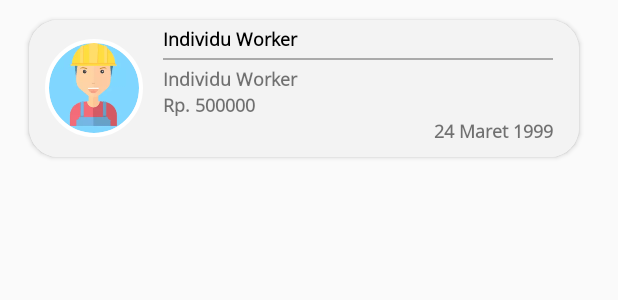
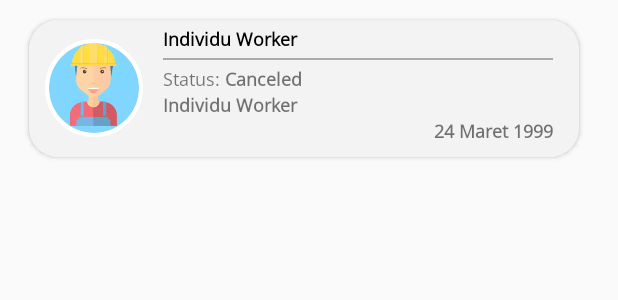
Before and after one commit to RagnaKIZZ/Buruh_ID, an Android app: the layout item_history_order.xml on its own in the app's theme, with its tools: preview values and no code run, on a phone screen of 412 x 824 dp. Shown: the top 300 px of the screen. Run offline under Robolectric (Android 15) with nearby library versions, the phone set to English and light mode, and no system bars.

Commit message:
update 2020-05-18 2

```diff
--- a/app/src/main/java/ahmedt/buruhid/ui/payment/BillAdapter.java
+++ b/app/src/main/java/ahmedt/buruhid/ui/payment/BillAdapter.java
@@ -79,7 +79,7 @@ public class BillAdapter extends RecyclerView.Adapter<BillAdapter.ViewHolder> {
             SimpleDateFormat format = new SimpleDateFormat("yyyy-MM-dd HH:mm:ss");
             try{
                 Date date = format.parse(time);
-                SimpleDateFormat format1 = new SimpleDateFormat("dd-MMM-yyyy");
+                SimpleDateFormat format1 = new SimpleDateFormat("dd-MMM-yyyy HH:mm");
                 String realTime = format1.format(date);
                 genericViewHolder.txtDate.setText(realTime);
             }catch(Exception e){
--- a/app/src/main/java/ahmedt/buruhid/ui/payment/HistoryPaymentAdapter.java
+++ b/app/src/main/java/ahmedt/buruhid/ui/payment/HistoryPaymentAdapter.java
@@ -79,7 +79,7 @@ public class HistoryPaymentAdapter extends RecyclerView.Adapter<HistoryPaymentAd
             SimpleDateFormat format = new SimpleDateFormat("yyyy-MM-dd HH:mm:ss");
             try{
                 Date date = format.parse(time);
-                SimpleDateFormat format1 = new SimpleDateFormat("dd-MMM-yyyy HH:mm");
+                SimpleDateFormat format1 = new SimpleDateFormat("dd-MMM-yyyy");
                 String realTime = format1.format(date);
                 genericViewHolder.txtDate.setText(realTime);
             }catch(Exception e){
--- a/app/src/main/res/layout/item_history_order.xml
+++ b/app/src/main/res/layout/item_history_order.xml
@@ -34,7 +34,7 @@
             android:textColor="@android:color/black"
             android:layout_height="wrap_content"
             tools:text="@string/individu_worker"
-            android:textSize="@dimen/_9sdp"
+            android:textSize="@dimen/_9ssp"
             android:layout_toEndOf="@id/img_history_order"
             android:fontFamily="@font/open_sans"
             android:textStyle="bold"/>
@@ -55,27 +55,43 @@
             android:layout_width="match_parent"
             android:layout_height="wrap_content"
             tools:text="@string/individu_worker"
-            android:textSize="@dimen/_9sdp"
+            android:textSize="@dimen/_9ssp"
             android:layout_marginEnd="@dimen/_10sdp"
             android:maxLines="1"
             android:ellipsize="end"
-            android:layout_below="@id/view_history_order"
+            android:layout_below="@id/txt_price_history_order"
             android:layout_toEndOf="@id/img_history_order"
             android:fontFamily="@font/open_sans"
             android:textStyle="bold"/>
+        <LinearLayout
+            android:id="@+id/txt_price_history_order"
+            android:layout_width="wrap_content"
+            android:layout_below="@id/view_history_order"
+            android:layout_toEndOf="@id/img_history_order"
+            android:layout_height="wrap_content"
+            android:orientation="horizontal">
+            <TextView
+                android:layout_width="wrap_content"
+                android:layout_height="wrap_content"
+                android:text="Status: "
+                android:textSize="@dimen/_9ssp"
+                android:maxLines="1"
+                android:ellipsize="end"
+                android:fontFamily="@font/open_sans"
+                android:textStyle="normal"/>
 
             <TextView
-            android:id="@+id/txt_price_history_order"
-            android:layout_width="match_parent"
+                android:id="@+id/txt_status_order_history"
+                android:layout_width="wrap_content"
                 android:layout_height="wrap_content"
-            tools:text="Rp. 500000"
-            android:textSize="@dimen/_9sdp"
+                tools:text="Canceled"
+                android:textSize="@dimen/_9ssp"
                 android:maxLines="1"
                 android:ellipsize="end"
-            android:layout_below="@id/txt_desc_history_order"
-            android:layout_toEndOf="@id/img_history_order"
                 android:fontFamily="@font/open_sans"
                 android:textStyle="bold"/>
+        </LinearLayout>
+
 
         <TextView
             android:id="@+id/txt_date_history_order"
@@ -83,12 +99,12 @@
             android:layout_height="wrap_content"
             tools:text="24 Maret 1999"
             android:layout_marginEnd="@dimen/_10sdp"
-            android:textSize="@dimen/_9sdp"
+            android:textSize="@dimen/_9ssp"
             android:maxLines="1"
             android:ellipsize="end"
             android:layout_alignParentBottom="true"
             android:layout_alignParentEnd="true"
-            android:layout_below="@id/txt_price_history_order"
+            android:layout_below="@id/txt_desc_history_order"
             android:fontFamily="@font/open_sans"
             android:textStyle="bold"/>
 
```
Also changed, not shown: app/src/main/java/ahmedt/buruhid/ui/order/HistoryOrderAdapter.java (+18 -6 lines). Lines whose indentation alone changed are shown as unchanged.
